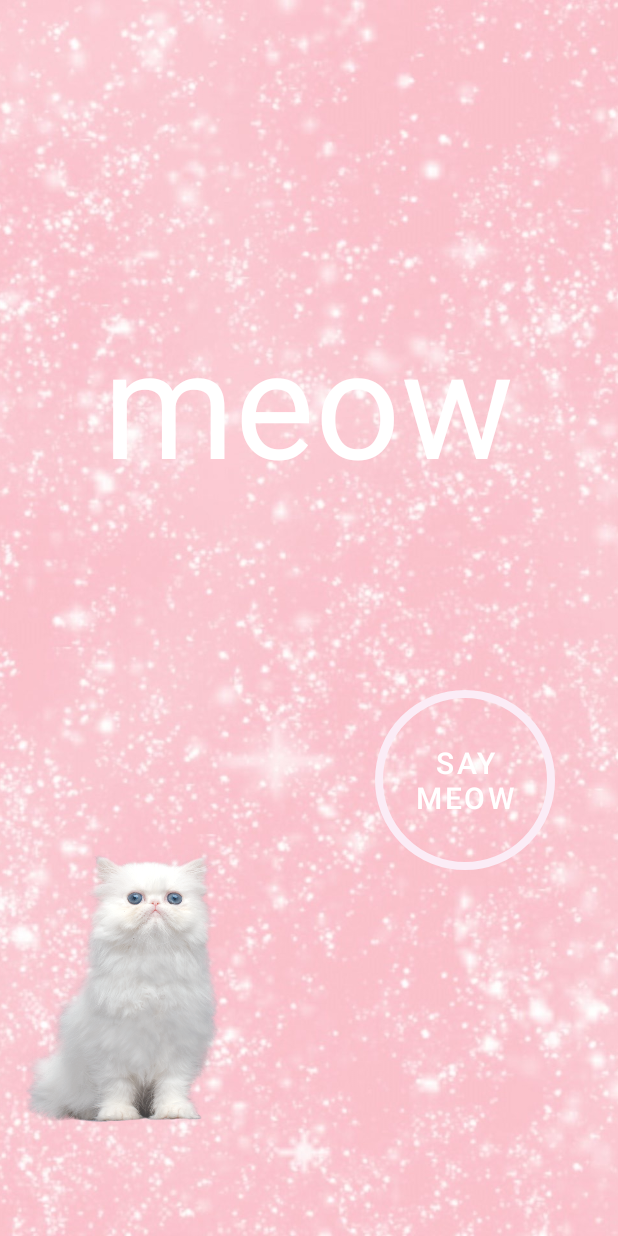
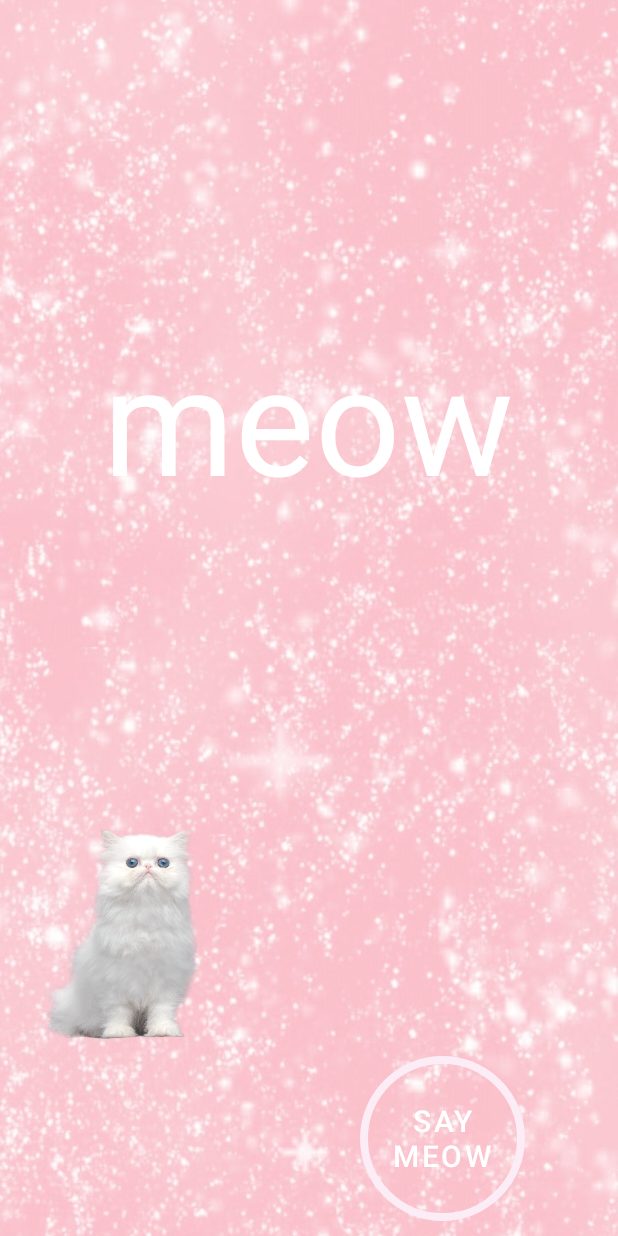
Before and after one commit to salosmarmeladom/KittySudoku, an Android app: the screen it shows after launch (MainActivity), on a phone screen of 412 x 824 dp. Run offline under Robolectric (Android 15) with nearby library versions, the phone set to English and light mode, and no system bars.

Commit message:
xml activity main changed

```diff
--- a/app/src/main/res/layout/activity_main.xml
+++ b/app/src/main/res/layout/activity_main.xml
@@ -1,56 +1,68 @@
 <?xml version="1.0" encoding="utf-8"?>
-<RelativeLayout xmlns:android="http://schemas.android.com/apk/res/android"
+<LinearLayout xmlns:android="http://schemas.android.com/apk/res/android"
     xmlns:app="http://schemas.android.com/apk/res-auto"
     xmlns:tools="http://schemas.android.com/tools"
     android:layout_width="match_parent"
     android:layout_height="match_parent"
+    android:orientation="vertical"
+    android:background="@drawable/background"
+    android:padding="10dp"
     tools:context=".MainActivity">
 
-
-    <ImageView
-        android:id="@+id/background"
+    <LinearLayout
         android:layout_width="match_parent"
-        android:layout_height="match_parent"
-        android:scaleType="centerCrop"
-        android:src="@drawable/background" />
-
-    <ImageView
-        android:id="@+id/imageView4"
-        android:layout_width="wrap_content"
-        android:layout_height="wrap_content"
-        android:layout_marginStart="10dp"
-        android:layout_marginTop="500dp"
-        android:layout_marginEnd="250dp"
-        android:layout_marginBottom="10dp"
-        app:srcCompat="@drawable/kitty" />
+        android:layout_height="0dp"
+        android:layout_weight="2"
+        android:orientation="vertical"
+        android:gravity="center">
 
     <TextView
             android:layout_width="wrap_content"
             android:layout_height="wrap_content"
-        android:layout_centerHorizontal="true"
-        android:layout_marginVertical="200dp"
+            android:layout_margin="16dp"
             android:text="@string/greeting"
             android:textColor="@color/white"
             android:textSize="100sp" />
 
+    </LinearLayout>
+
+
+
     <LinearLayout
-        android:id="@+id/startLayout"
+        android:layout_width="match_parent"
+        android:layout_height="0dp"
+        android:layout_weight="1"
+        android:orientation="horizontal">
+
+
+        <LinearLayout
             android:layout_width="wrap_content"
             android:layout_height="wrap_content"
-        android:layout_marginTop="450dp"
-        android:layout_marginStart="240dp"
-        android:orientation="horizontal"
-        android:padding="10dp"
-        >
+            android:layout_gravity="start|top"
+            android:layout_marginRight="80dp"
+            android:orientation="vertical">
+            <ImageView
+                android:id="@+id/imageView4"
+                android:layout_width="150dp"
+                android:layout_height="150dp"
+                app:srcCompat="@drawable/kitty" />
+        </LinearLayout>
 
+        <LinearLayout
+            android:layout_width="wrap_content"
+            android:layout_height="wrap_content"
+            android:layout_gravity="end|bottom"
+            android:orientation="vertical">
             <Button
                 android:id="@+id/sayMeow"
-            android:layout_width="120dp"
-            android:layout_height="120dp"
+                android:layout_width="110dp"
+                android:layout_height="110dp"
                 android:background="@drawable/button_start"
                 android:text="@string/start"
                 android:textSize="20sp" />
         </LinearLayout>
+    </LinearLayout>
 
 
-</RelativeLayout>
+
+</LinearLayout>
```
Lines whose indentation alone changed are shown as unchanged.
